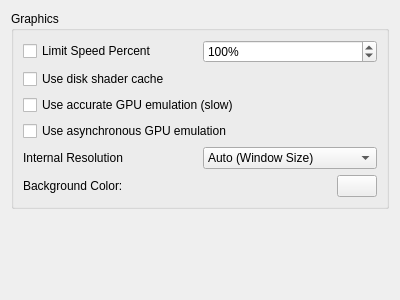
ReinUsesLisp/yuzu, file src/yuzu/configuration/configure_graphics.ui: the form before one commit.
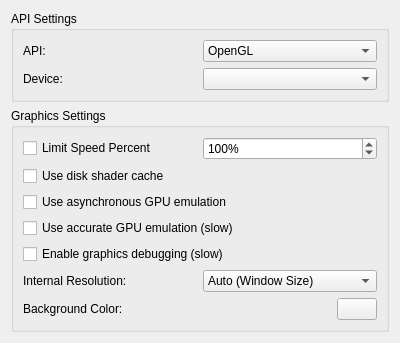
The form after the commit.

Commit message: Add graphics configuration UI

```diff
--- a/src/yuzu/configuration/configure_graphics.ui
+++ b/src/yuzu/configuration/configure_graphics.ui
@@ -7,7 +7,7 @@
     <x>0</x>
     <y>0</y>
     <width>400</width>
-    <height>300</height>
+    <height>321</height>
    </rect>
   </property>
   <property name="windowTitle">
@@ -16,14 +16,62 @@
   <layout class="QVBoxLayout" name="verticalLayout">
    <item>
     <layout class="QVBoxLayout" name="verticalLayout_3">
+     <item>
+      <widget class="QGroupBox" name="groupBox_2">
+       <property name="title">
+        <string>API Settings</string>
+       </property>
+       <layout class="QVBoxLayout" name="verticalLayout_5">
+        <item>
+         <layout class="QHBoxLayout" name="horizontalLayout_4">
+          <item>
+           <widget class="QLabel" name="label_2">
+            <property name="text">
+             <string>API:</string>
+            </property>
+           </widget>
+          </item>
+          <item>
+           <widget class="QComboBox" name="api">
+            <item>
+             <property name="text">
+              <string notr="true">OpenGL</string>
+             </property>
+            </item>
+            <item>
+             <property name="text">
+              <string notr="true">Vulkan</string>
+             </property>
+            </item>
+           </widget>
+          </item>
+         </layout>
+        </item>
+        <item>
+         <layout class="QHBoxLayout" name="horizontalLayout_5">
+          <item>
+           <widget class="QLabel" name="label_3">
+            <property name="text">
+             <string>Device:</string>
+            </property>
+           </widget>
+          </item>
+          <item>
+           <widget class="QComboBox" name="device"/>
+          </item>
+         </layout>
+        </item>
+       </layout>
+      </widget>
+     </item>
      <item>
       <widget class="QGroupBox" name="groupBox">
        <property name="title">
-        <string>Graphics</string>
+        <string>Graphics Settings</string>
        </property>
        <layout class="QVBoxLayout" name="verticalLayout_2">
         <item>
-         <layout class="QHBoxLayout" name="horizontalLayout_2">
+         <layout class="QHBoxLayout" name="horizontalLayout">
           <item>
            <widget class="QCheckBox" name="toggle_frame_limit">
             <property name="text">
@@ -56,13 +104,6 @@
           </property>
          </widget>
         </item>
-        <item>
-         <widget class="QCheckBox" name="use_accurate_gpu_emulation">
-          <property name="text">
-           <string>Use accurate GPU emulation (slow)</string>
-          </property>
-         </widget>
-        </item>
         <item>
          <widget class="QCheckBox" name="use_asynchronous_gpu_emulation">
           <property name="text">
@@ -71,11 +112,25 @@
          </widget>
         </item>
         <item>
-         <layout class="QHBoxLayout" name="horizontalLayout">
+         <widget class="QCheckBox" name="use_accurate_gpu_emulation">
+          <property name="text">
+           <string>Use accurate GPU emulation (slow)</string>
+          </property>
+         </widget>
+        </item>
+        <item>
+         <widget class="QCheckBox" name="enable_graphics_debugging">
+          <property name="text">
+           <string>Enable graphics debugging (slow)</string>
+          </property>
+         </widget>
+        </item>
+        <item>
+         <layout class="QHBoxLayout" name="horizontalLayout_2">
           <item>
            <widget class="QLabel" name="label">
             <property name="text">
-             <string>Internal Resolution</string>
+             <string>Internal Resolution:</string>
             </property>
            </widget>
           </item>
```
Left out of the diff: 2 changed lines with no effect on the pictures. The commit also changes 3 other files.
